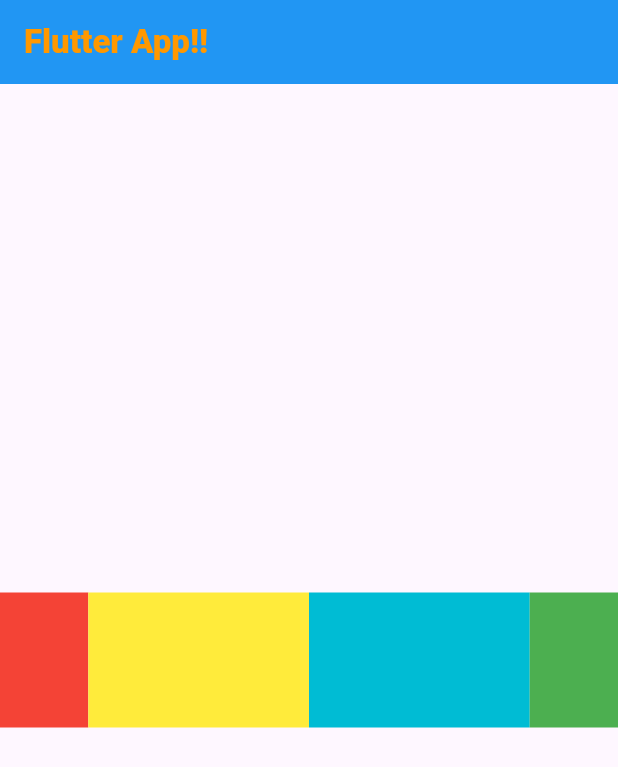
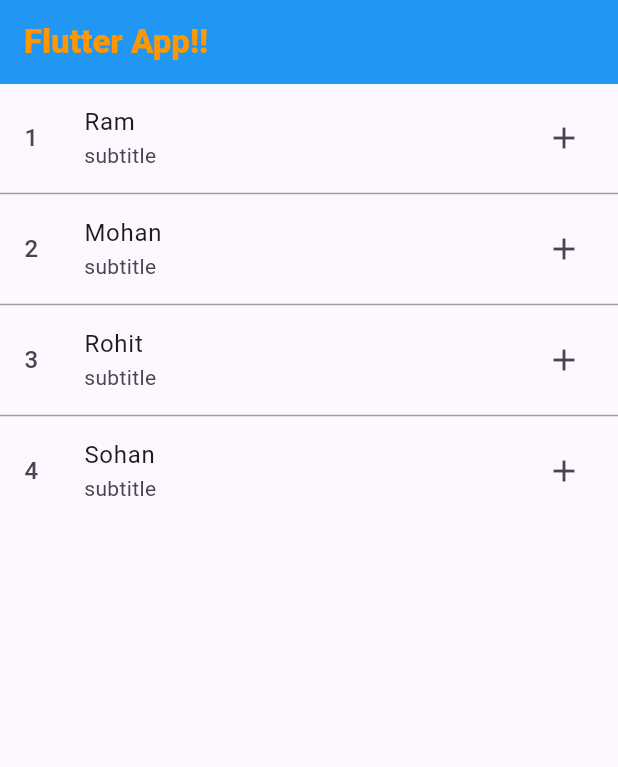
Before and after one commit to IllTushar/flutterComponents, a Flutter app: the screen it shows after launch, on a phone screen of 412 x 824 dp. Shown: the top 767 px of the screen. Run offline on Flutter 3.47's test engine with Material 3 defaults, Android fonts, the phone set to English and light mode, and no system bars; missing offline and left inert: dart:ffi.

Commit message:
list_tile

```diff
--- a/lib/main.dart
+++ b/lib/main.dart
@@ -25,19 +25,23 @@ class MyApp extends StatelessWidget {
           ),
           //ListView.builder is used to like recyclerview
           body: Container(
-            width: double.infinity,
-            height: double.infinity,
-            child: Center(
-              child: Row(
-                mainAxisAlignment: MainAxisAlignment.center,
-                  children: [
-                Expanded(flex:2,child: Container(width: 100,height: 90,color: Colors.red,)),
-                Expanded(flex:5,child: Container(width: 100,height: 90,color: Colors.yellow,)),
-                Expanded(flex:5,child: Container(width: 100,height: 90,color: Colors.cyan,)),
-                Expanded(flex:2,child: Container(width: 100,height: 90,color: Colors.green,))
-
-              ]),
-            ),
+            child: ListView.separated(
+                itemBuilder: (context, index) {
+                  return ListTile(
+                    leading: Text("${index + 1}",style: TextStyle(fontSize: 16),),
+                    title: Text("${listView[index]}"),
+                    subtitle: Text("subtitle"),
+                    trailing: Icon(Icons.add),
+                  );
+                },
+                separatorBuilder: (context, index) {
+                  return Divider(
+                    height: 2,
+                    thickness: 1,
+                    color: Colors.grey,
+                  );
+                },
+                itemCount: listView.length),
           )),
     );
   }
```
